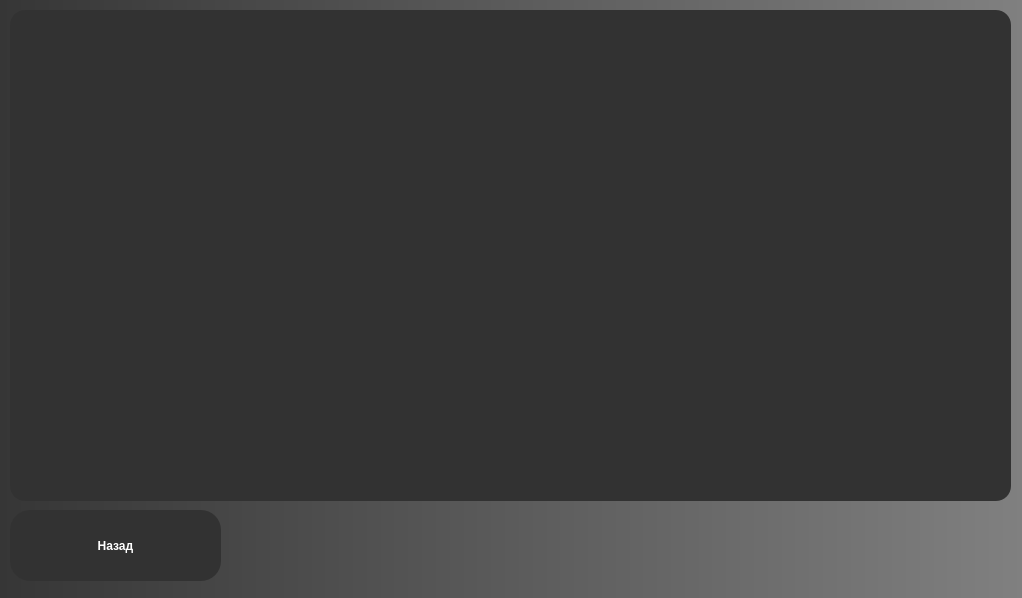
First picture: the form in Windows/WordFormationWindows/WordFormationTheoryWindow.ui, repository COBAil/My-English-Grammar, before the edit.
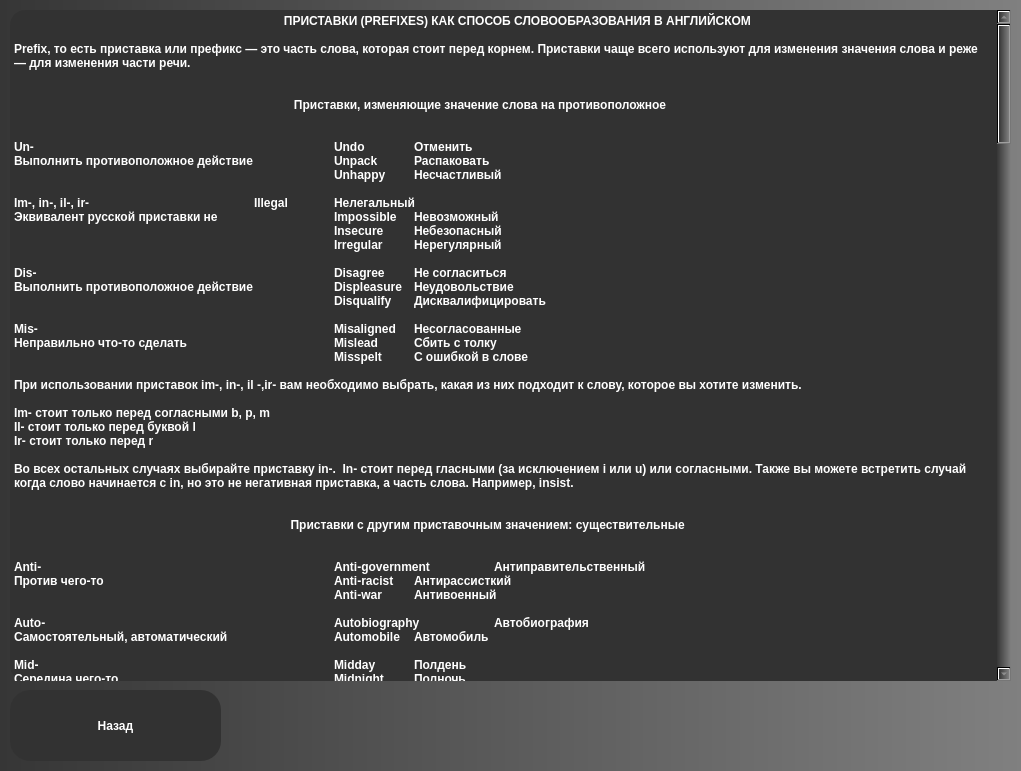
Second picture: the form after the edit.

Commit message: add WordFormationResultWindow.ui some minor updates to .ui files some minor updates to .db files add theory to WordFormationTheoryWindow.ui

Diff of the .ui file:
```diff
--- a/Windows/WordFormationWindows/WordFormationTheoryWindow.ui
+++ b/Windows/WordFormationWindows/WordFormationTheoryWindow.ui
@@ -6,8 +6,8 @@
    <rect>
     <x>0</x>
     <y>0</y>
-    <width>1022</width>
-    <height>598</height>
+    <width>1021</width>
+    <height>771</height>
    </rect>
   </property>
   <property name="windowTitle">
@@ -28,22 +28,13 @@
     width: 75px;
     height: 50px;
 	border-radius: 20px;
-	font: 75 15pt &quot;Microsoft YaHei UI&quot;;
+	font: 75 25pt &quot;Microsoft YaHei UI&quot;;
 	font-weight: bold;
 }
 
 QPushButton:hover
 {
     background-color: silver;
-}
-
-QLabel
-{
-	color: rgb(255, 255, 255);
-	background-color: #323232;
-    border-radius: 15px;
-	font: &quot;Microsoft YaHei UI&quot;;
-	font-weight: bold;
 }</string>
    </property>
    <widget class="QPlainTextEdit" name="plainTextEdit">
@@ -52,7 +43,7 @@
       <x>10</x>
       <y>10</y>
       <width>1001</width>
-      <height>491</height>
+      <height>671</height>
      </rect>
     </property>
     <property name="styleSheet">
@@ -68,12 +59,261 @@
     <property name="readOnly">
      <bool>true</bool>
     </property>
+    <property name="plainText">
+     <string>			         ПРИСТАВКИ (PREFIXES) КАК СПОСОБ СЛОВООБРАЗОВАНИЯ В АНГЛИЙСКОМ
+
+Prefix, то есть приставка или префикс — это часть слова, которая стоит перед корнем. Приставки чаще всего используют для изменения значения слова и реже — для изменения части речи.
+
+
+			            Приставки, изменяющие значение слова на противоположное 
+
+
+Un- 				Undo	Отменить
+Выполнить противоположное действие		Unpack	Распаковать
+				Unhappy	Несчастливый
+	
+Im-, in-, il-, ir- 			Illegal	Нелегальный
+Эквивалент русской приставки не		Impossible	Невозможный
+				Insecure	Небезопасный
+				Irregular	Нерегулярный
+
+Dis-				Disagree	Не согласиться
+Выполнить противоположное действие		Displeasure	Неудовольствие
+				Disqualify	Дисквалифицировать
+
+Mis- 				Misaligned	Несогласованные
+Неправильно что-то сделать		Mislead	Сбить с толку
+				Misspelt	С ошибкой в слове 
+
+При использовании приставок im-, in-, il -,ir- вам необходимо выбрать, какая из них подходит к слову, которое вы хотите изменить. 
+
+Im- стоит только перед согласными b, p, m 
+Il- стоит только перед буквой l 
+Ir- стоит только перед r 
+
+Во всех остальных случаях выбирайте приставку in-.  In- стоит перед гласными (за исключением i или u) или согласными. Также вы можете встретить случай когда слово начинается с in, но это не негативная приставка, а часть слова. Например, insist. 
+
+
+		       	           Приставки с другим приставочным значением: существительные
+
+
+Anti- 				Anti-government	Антиправительственный
+Против чего-то			Anti-racist	Антирассисткий
+				Anti-war	Антивоенный				
+
+Auto- 				Autobiography	Автобиография
+Самостоятельный, автоматический		Automobile	Автомобиль
+
+Mid- 				Midday	Полдень
+Середина чего-то			Midnight	Полночь
+				Mid-October	Середина октября
+
+Post- 				Post-election	Поствыборный
+После какого-то события			Post-war	Послевоенный
+
+Super- 				Super-hero	Супер герой
+Супер				Supermodel	Супермодель 
+
+
+			                   Приставки с другим приставочным значением: глаголы
+
+
+De- 				De-classify	Деклассифицировать
+Изменить на противоположное		Decontaminate	Обеззараживать
+				Demotivate	Демотивировать
+
+Over- 				Overcook	Пережарить, передержать
+Слишком				Overcharge	Завышать цену
+				Overrate	Переоценивать
+
+Under- 				Undercook	Недожарить, недоварить
+Сделать что-то не до конца		Underestimate	Недооценить
+				Undermine	Подрывать
+
+Re- 				Reconsider	Пересмотреть
+Пере-				Redo	Переделать
+				Rewrite	Переписать
+
+En-, em- 				Embark	Начать
+Воплощать качества или состояния		Enclose	Окружать
+				Encourage	Вдохновить
+
+Запомните, что приставка em- пишется перед звуками [b], [p], [m]. В остальных случаях — пишите en-.
+
+
+			Приставки с другим приставочным значением: прилагательные
+
+
+Extra- 				Extraordinary		Экстраординарный
+За пределами чего-то			Extraterrestrial	Внеземной
+
+Inter- 				Interactive		Интерактивный
+Взаимодействие чего-то			International		Международный 
+
+
+			               СУФФИКСЫ КАК СПОСОБ СЛОВООБРАЗОВАНИЯ В АНГЛИЙСКОМ
+
+Suffix стоит после корня перед окончанием — по нему просто определить, к какой части речи принадлежит слово. Давайте посмотрим, как это происходит. Суффиксы существительных можно разделить на две группы: суффиксы субъекта деятельности и суффиксы абстрактных существительных.
+
+
+			Словообразование существительных с помощью суффикса
+					Субъект деятельности
+
+
+-er/-or 				Driver	Водитель
+Описывают роль занятий человека		Writer	Писатель
+				Director	Директор
+
+-an, -ian  				Magician	Фокусник
+Указывается в названии профессии		Historian	Историк
+или страны происхождения		Australian	Австралиец
+
+
+-ist 				Capitalist	Капиталист
+Указывает на принадлежность к соц. течению	Marxist	Марксист
+				Socialist	Социалист
+
+-ant, -ent 				Mutant	Мутант
+Помогают образовать существительное       	Student	Студент
+от глагола				Migrant	Мигрант
+				
+
+
+-ee  				Employee	Наемный работник
+Помогают образовывать отглагольные		Referee	Рефери
+существительные			Appointee	Назначенное лицо
+
+
+-ess 				Princess	Принцесса
+Суффикс существительных женского рода	Waitress	Официантка
+				Lioness	Львица
+
+
+				              Абстрактные существительные  
+
+
+-ity 				Activity	Активность
+Абстрактное понятие			Severity	Серьезность
+				Magnanimity	Могущественность
+
+-ance, -ence, -ancy, -ency 			Reliance	Зависимость
+Находиться в каком-то состоянии		Defence	Защита
+				Insistence	Настойчивость
+
+-ion, -tion, -sion 			Promotion	Повышение
+Абстрактное понятие			Deviation	Отклонение
+				Admission	Поступление
+
+-ism				Anarchism	Анархизм
+Социальное течение			Subjectivism	Субъективизм
+				Racism	Расизм
+
+-hood 				Brotherhood	Братство
+Какое-то объединение			Childhood	Детство
+				Neighbourhood	Район
+
+-ure 				Pressure	Давление
+Образует существительные от глаголов	Legislature	Законодательный акт
+				Exposure	Воздействие
+
+-dom				Fandom	Фанатская группа
+ Какое-то объединение			Boredom	Скука
+				Kingdom	Королевство
+	
+-ment				Amazement	Потрясение
+Обозначает результат действия		Disappointment	Разочарование
+				Parliament	Парламент
+
+-ness				Greatness	Величие
+Абстрактное понятие			Happiness	Счастье
+				Usefulness	Полезность
+
+-ship  				Friendship	Дружба
+Образует существительные		Workmanship		Качество изготовления
+от других существительных		Membership	Членство 
+
+
+			Словообразование прилагательных с помощью суффикса 
+
+
+-able/-ible				Drinkable	Питьевой
+Указывает на возможность использования	Portable	Портативный
+				Flexible	Гибкий
+
+-ful				Forgetful	Забывчивый
+Указывает на обладание каким-то качеством	Helpful	Полезный
+				Useful	Пригодный
+
+-en				Broken	Сломанный
+Указывает на качество или материал предмета	Golden	Золотой
+				Wooden	Деревянный
+
+-ive				Active	Активный
+Обозначает наличие какого-либо качества	Passive	Пассивный
+				Productive	Продуктивный
+
+-less				Homeless	Бездомный
+Отрицает наличие чего-то			Hopeless	Безнадежный
+				Useless	Бесполезный
+
+-ous				Cautious	Осторожный
+Владеющий чем-то, полный чего-то		Famous	Знаменитый
+				Nervous	Нервный
+
+-y				Cloudy	Облачный
+Используется для описания состояния чего-либо	Rainy	Дождливый
+				Windy	Ветренный
+
+
+		                 	                            Словообразование глаголов с помощью суффикса 
+
+-ate 				Complicate	Усложнять
+				Dominate	Доминировать
+				Irritate	Раздражать
+
+-ify, -fy 				Beautify 	Делать красивее
+				Clarify	Очищать
+				Identify	Идентифицировать
+
+-ise (в британском английском)		Economise	Экономить
+-ize (в американском английском)		Realise	Понимать
+				Industrialize 	Индустриализировать
+
+-en 				Harden	Делать жестче
+				Soften	Делать мягче
+				Shorten	Делать короче 
+
+
+			                                Словообразование наречия с помощью суффикса 
+
+
+-ly				Сalmly	Тихо
+Эквивалент русского окончания «о» у наречий	Easily	Легко
+				Quickly	Быстро
+
+-wise				Anti-clockwise	Против часовой стрелки
+Для передачи движения, позиции, направления	Clockwise	По часовой стрелке
+				Edgewise	Между
+
+-ward(s)				Downwards	Вниз
+Указывает направление			Homeward(s)		По направлению к дому
+				Upwards	Вверх 
+
+
+			ОБЪЕДИНЕНИЕ СУФФИКСОВ И ПРИСТАВОК: ПРЕОБРАЗОВАНИЕ СЛОВ В АНГЛИЙСКОМ ЯЗЫКЕ
+
+Замечательная характеристика словообразования — в том, что от одного корня и основы можно составить целую группу слов. Нанизывая приставки и суффиксы на основы мы можем получить различные формы слов в английском языке. Вот приер того, как совершается такая трансформация:
+
+Agree =&gt; disagree =&gt; disagreeable / disagreement. 	Соглашаться =&gt; не соглашаться =&gt; несогласный / несогласие.
+Laugh =&gt; laughter =&gt; laughable. 		Смеяться =&gt; смех =&gt; смехотворный.
+Body =&gt; embody =&gt; embodiment. 		Тело =&gt; воплощать =&gt; воплощение. </string>
+    </property>
    </widget>
    <widget class="QPushButton" name="pushButton">
     <property name="geometry">
      <rect>
       <x>10</x>
-      <y>510</y>
+      <y>690</y>
       <width>211</width>
       <height>71</height>
      </rect>
```
Left out of the diff: 3 changed lines with no effect on the pictures. The commit also changes 6 other files.
